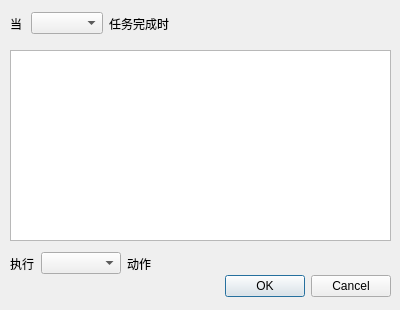
The window that src/frontend/ui/scheduler.ui (Xinkai/XwareDesktop) describes before a commit, drawn with Qt 5.
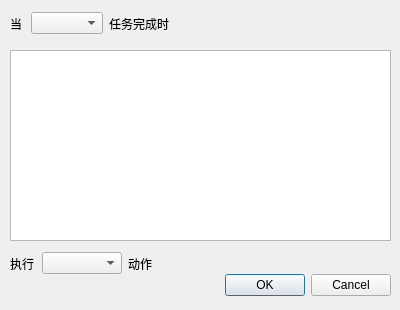
The same window after the commit. Icons and pictures are not drawn.

Commit message: scheduler window now checks power group

What changed in the file:
```diff
--- a/src/frontend/ui/scheduler.ui
+++ b/src/frontend/ui/scheduler.ui
@@ -47,7 +47,7 @@
      <x>10</x>
      <y>270</y>
      <width>381</width>
-     <height>32</height>
+     <height>31</height>
     </rect>
    </property>
    <property name="orientation">
@@ -81,7 +81,7 @@
     <rect>
      <x>10</x>
      <y>250</y>
-     <width>141</width>
+     <width>144</width>
      <height>27</height>
     </rect>
    </property>
```
Left out of the diff: 13 changed lines with no effect on the pictures. The commit also changes 1 other file.
